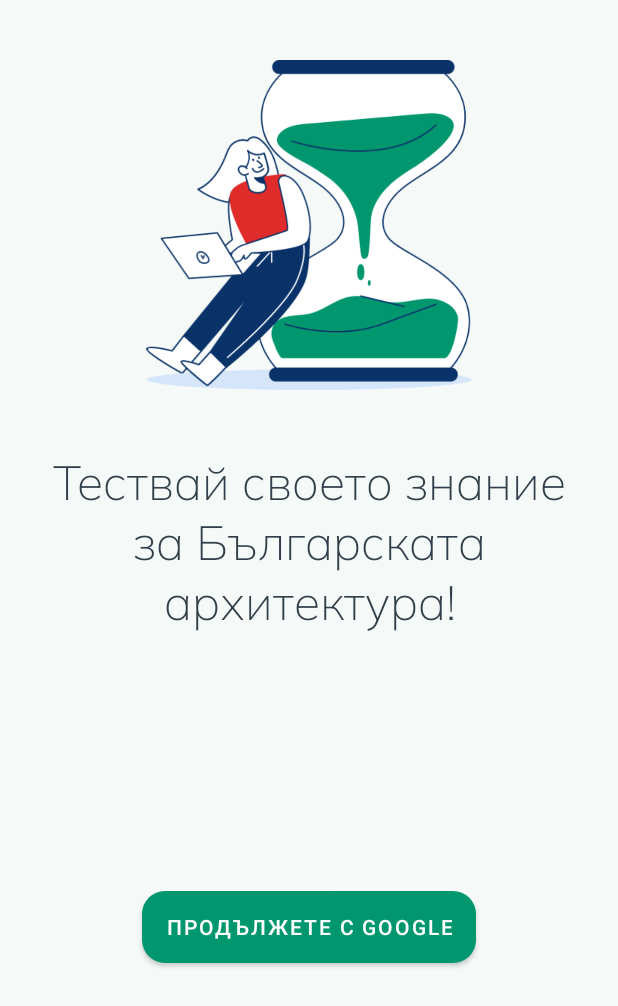
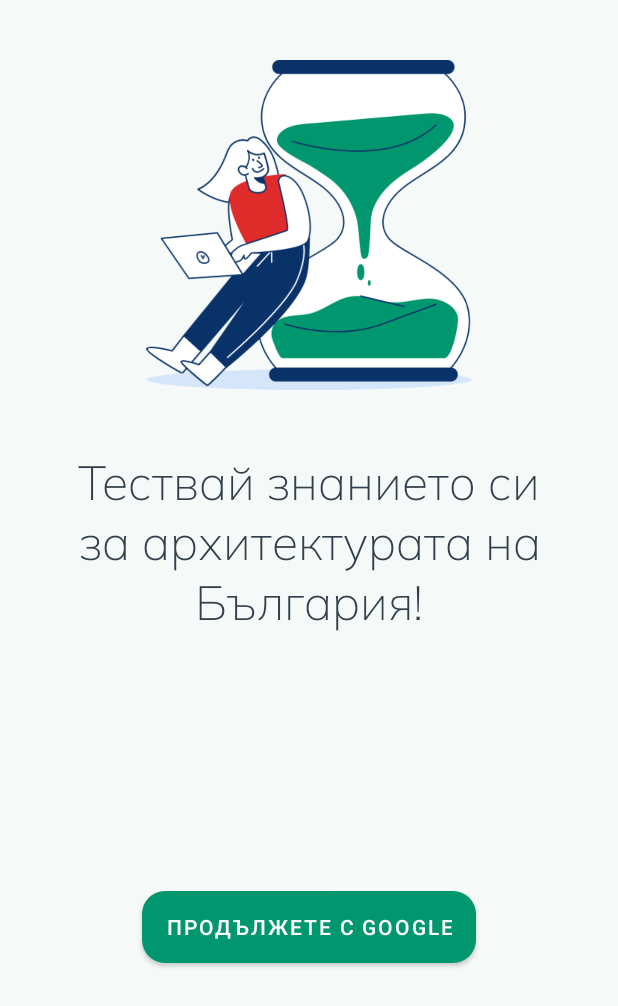
Before and after one commit to Michona/Brivia, an Android app: the layout fragment_login.xml on its own in the app's theme, with its tools: preview values and no code run, on a phone screen of 412 x 824 dp. Shown: the top 1006 px of the screen. Run offline under Robolectric (Android 15) with nearby library versions, the phone set to English and light mode, and no system bars.

Commit message:
Improves strings.

```diff
--- a/core/src/main/res/values/strings.xml
+++ b/core/src/main/res/values/strings.xml
@@ -3,13 +3,13 @@
 
     <string name="hello_arg">Здравей, %s!</string>
     <string name="continue_with_google">Продължете с Google</string>
-    <string name="showcase">Тествай своето знание за Българската архитектура! </string>
+    <string name="showcase">Тествай знанието си за архитектурата на България!</string>
     <string name="go">Играй!</string>
     <string name="how">Как да играя?</string>
     <string name="find_out">Разберете тук!</string>
     <string name="until_next">Опитай пак след: </string>
     <string name="highscore">Рекорди: </string>
-    <string name="scores_description_others">Добро претставяне!</string>
+    <string name="scores_description_others">Добро представяне!</string>
     <string name="scores_description_you">Браво за теб!</string>
     <string name="you">Вие</string>
 
```
